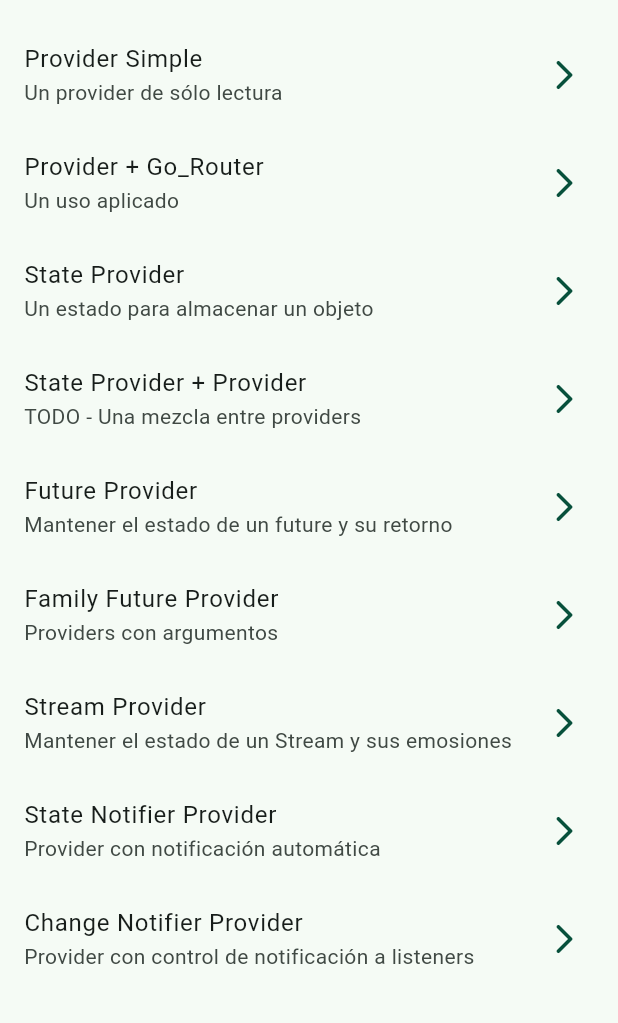
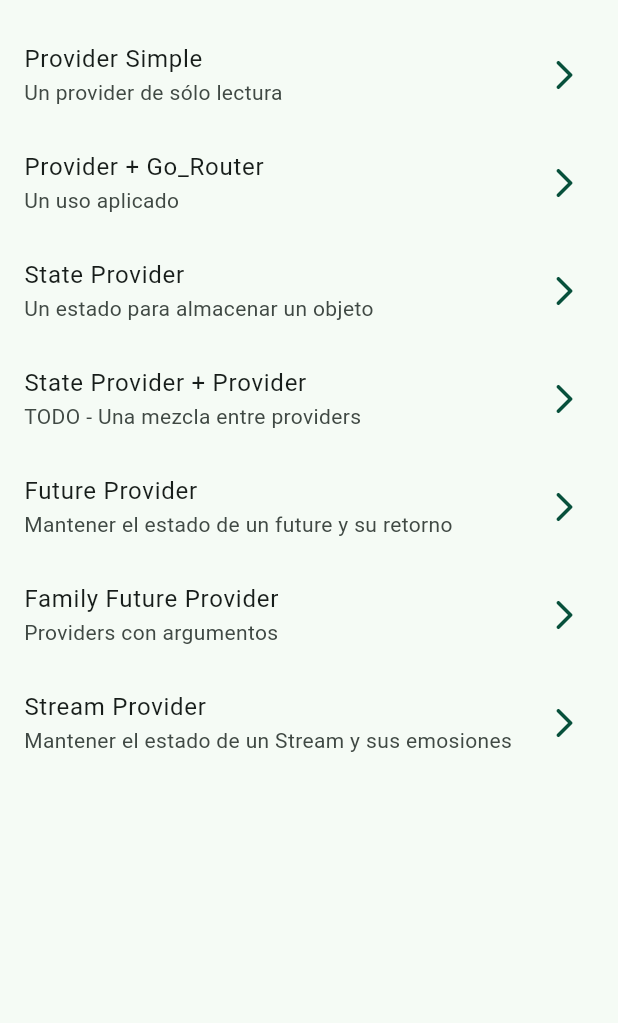
Before and after one commit to robertoarrioja-dev/flutter-riverpod-app, a Flutter app: the screen it shows after launch, on a phone screen of 412 x 824 dp, the part 63-1086 px from its top. Run offline on Flutter 3.47's test engine with Material 2 defaults, Android fonts, the phone set to English and light mode, and no system bars; our stand-ins replace dio, flutter_riverpod, go_router, riverpod_annotation; missing offline and left inert: random_name_generator; generated files the repository leaves out were written again.

Commit message:
07 Stream Provider

```diff
--- a/lib/presentation/providers/providers.dart
+++ b/lib/presentation/providers/providers.dart
@@ -2,3 +2,4 @@ export './hello_world_provider.dart';
 export './state_providers.dart';
 export './todos_providers.dart';
 export './future_providers.dart';
+export './stream_provider.dart';
--- a/lib/presentation/screens/home/home_screen.dart
+++ b/lib/presentation/screens/home/home_screen.dart
@@ -22,7 +22,6 @@ class _HomeScreenView extends StatelessWidget {
   Widget build(BuildContext context) {
     return ListView(
       children: const [
-
         _CustomListTile(
             title: 'Provider Simple',
             subTitle: 'Un provider de sólo lectura',
@@ -53,22 +52,20 @@ class _HomeScreenView extends StatelessWidget {
             subTitle: 'Providers con argumentos',
             location: '/future-family-provider'),
 
-
         _CustomListTile(
             title: 'Stream Provider',
             subTitle: 'Mantener el estado de un Stream y sus emosiones',
             location: '/stream-provider'),
 
+        // _CustomListTile(
+        //     title: 'State Notifier Provider',
+        //     subTitle: 'Provider con notificación automática',
+        //     location: '/state-notifier-provider'),
 
-        _CustomListTile(
-            title: 'State Notifier Provider',
-            subTitle: 'Provider con notificación automática',
-            location: '/state-notifier-provider'),
-
-        _CustomListTile(
-            title: 'Change Notifier Provider',
-            subTitle: 'Provider con control de notificación a listeners',
-            location: '/change-notifier-provider'),
+        // _CustomListTile(
+        //     title: 'Change Notifier Provider',
+        //     subTitle: 'Provider con control de notificación a listeners',
+        //     location: '/change-notifier-provider'),
       ],
     );
   }
```
Also changed, not shown: lib/presentation/providers/stream_provider.dart (added, +15 -0 lines), lib/presentation/screens/07_stream_provider/stream_provider_screen.dart (+59 -1 lines), lib/presentation/providers/stream_provider.g.dart (added).
